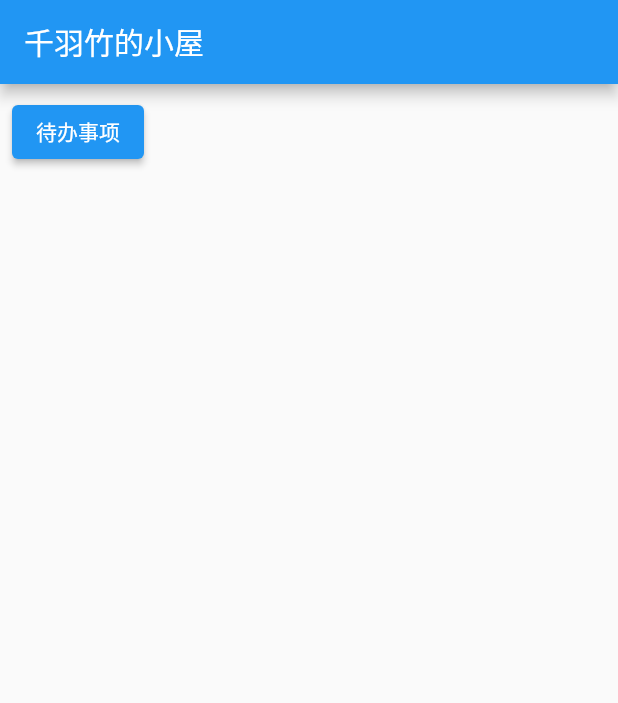
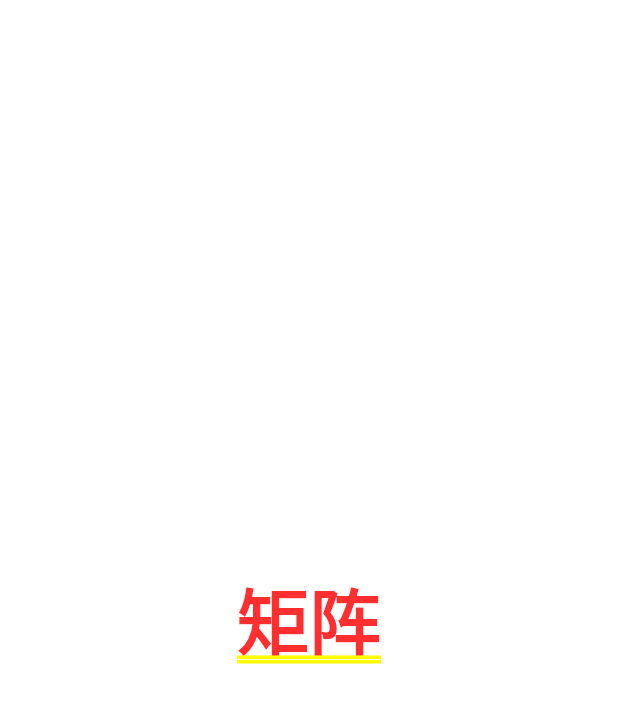
Before and after one commit to bookbags/daylight, a Flutter app: the screen it shows after launch, on a phone screen of 412 x 824 dp. Shown: the top 703 px of the screen. Run offline on Flutter 3.47's test engine with Material 2 defaults, Android fonts, the phone set to English and light mode, and no system bars.

```diff
--- a/flutter/ui/lib/config.json
+++ /dev/null
@@ -1,3 +0,0 @@
-{
-    "title": "千羽竹的小屋"
-}
--- a/flutter/ui/lib/main.dart
+++ b/flutter/ui/lib/main.dart
@@ -1,43 +1,17 @@
 import "package:flutter/material.dart";
 
-import "./ToDo.dart";
-
-const Map<String, String>configMap = {
-  "title":"千羽竹的小屋"
-};
+void main(){
+  runApp(MyApp());
+}
 
 class MyApp extends StatelessWidget{
-  const MyApp({super.key});
-
   @override
-  Widget build(BuildContext context) {
-      return MaterialApp(
-        title: "manage",
-        home: Scaffold(
-          appBar: AppBar(title: Text("${configMap['title']}")),
-          body: Body()
-        ),
-      );
+  Widget build(BuildContext context){
+    return const MaterialApp(
+      title: "千羽竹",
+      home: Center(
+        child: Text("矩阵"),
+      ),
+    );
   }
 }
-
-class Body extends StatelessWidget{
-  const Body({super.key});
-  @override
-  Widget build(BuildContext context){
-    return  Container(
-            padding: const EdgeInsets.all(8),
-            child: ElevatedButton(
-              onPressed: (){
-                Navigator.push(
-                  context,
-                  MaterialPageRoute(builder: (context)=>ToDo()));
-              },
-              child: Text("待办事项"))
-          );
-  }
-}
-
-void main(){
-  runApp(const MyApp());
-}
```
Also changed, not shown: daylight/package.json (added, +25 -0 lines), daylight/tsconfig.json (added, +9 -0 lines), flutter/cli/bin/cli.dart (+14 -2 lines), flutter/ui/lib/ToDo.dart (deleted, +0 -129 lines), flutter/ui/lib/file.dart (deleted, +0 -12 lines), 7 other files.
